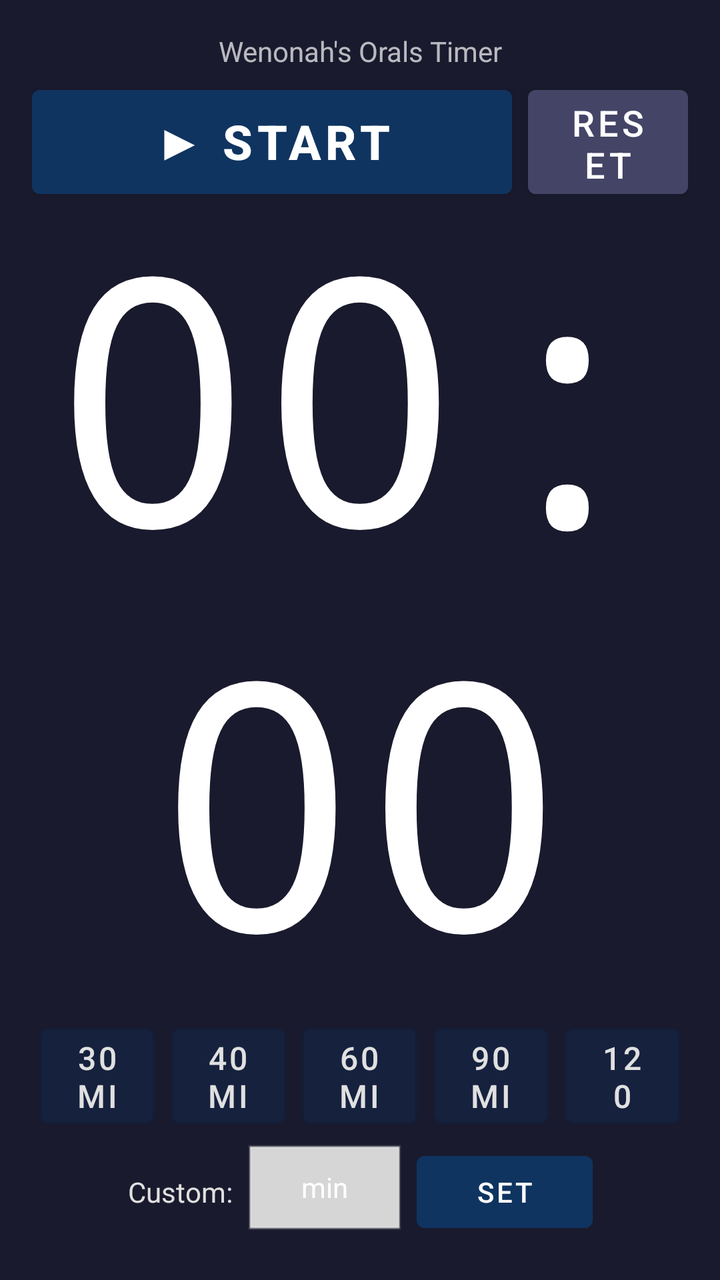
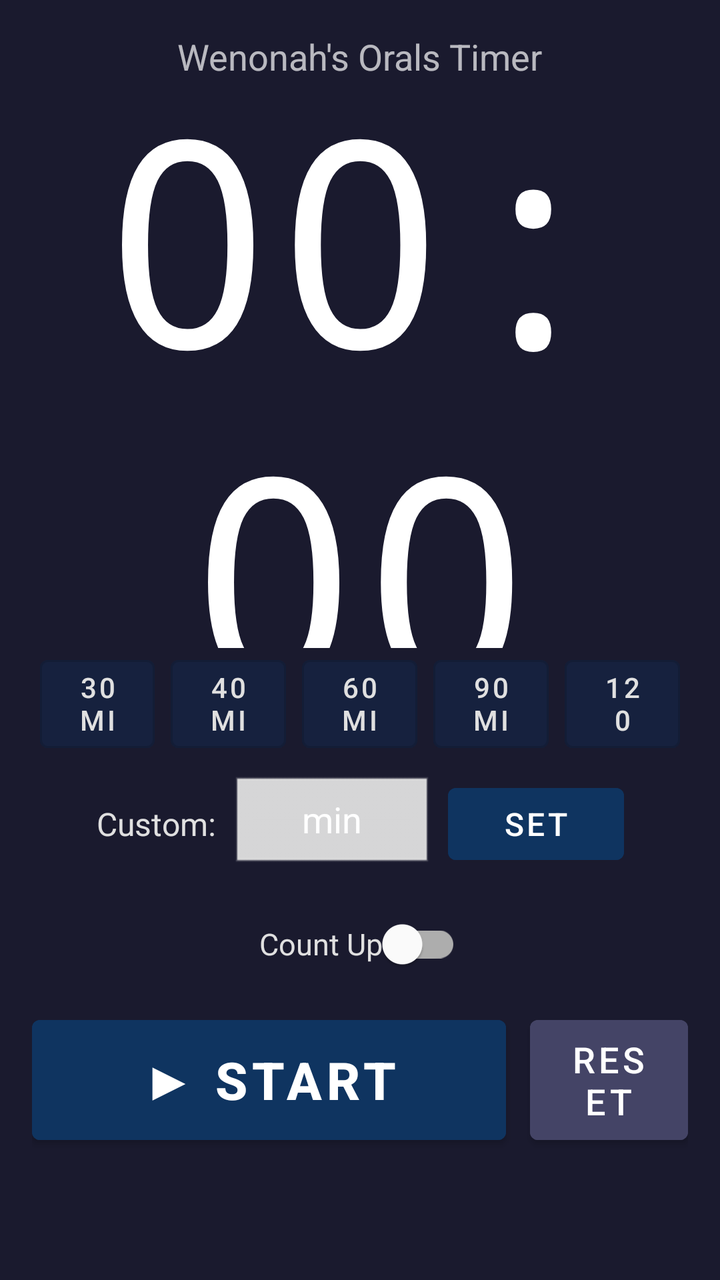

Before-and-after screenshots of an Android layout around one commit, followed by the original layout XML and the change that was made.
<!-- AndroidManifest.xml: application theme Theme.OralsTImer -->
<!-- res/layout/activity_main.xml -->
<?xml version="1.0" encoding="utf-8"?>
<androidx.constraintlayout.widget.ConstraintLayout
    xmlns:android="http://schemas.android.com/apk/res/android"
    xmlns:app="http://schemas.android.com/apk/res-auto"
    android:id="@+id/rootLayout"
    android:layout_width="match_parent"
    android:layout_height="match_parent"
    android:background="@color/colorBackground"
    android:padding="16dp">

    
    <TextView
        android:id="@+id/tvTitle"
        android:layout_width="wrap_content"
        android:layout_height="wrap_content"
        android:text="@string/app_name"
        android:textColor="@color/colorTimerTextDefault"
        android:textSize="14sp"
        android:alpha="0.7"
        app:layout_constraintTop_toTopOf="parent"
        app:layout_constraintStart_toStartOf="parent"
        app:layout_constraintEnd_toEndOf="parent" />

    
    <LinearLayout
        android:id="@+id/actionRow"
        android:layout_width="0dp"
        android:layout_height="wrap_content"
        android:orientation="horizontal"
        android:gravity="center"
        android:layout_marginTop="4dp"
        app:layout_constraintTop_toBottomOf="@id/tvTitle"
        app:layout_constraintStart_toStartOf="parent"
        app:layout_constraintEnd_toEndOf="parent">

        
        <Button
            android:id="@+id/btnPlayPause"
            style="@style/Widget.MaterialComponents.Button"
            android:layout_width="0dp"
            android:layout_height="64dp"
            android:layout_weight="3"
            android:layout_marginEnd="8dp"
            android:text="@string/btn_play"
            android:textColor="@color/colorPlayButtonText"
            android:textSize="24sp"
            android:textStyle="bold"
            android:backgroundTint="@color/colorPlayButton" />

        
        <Button
            android:id="@+id/btnReset"
            style="@style/Widget.MaterialComponents.Button"
            android:layout_width="0dp"
            android:layout_height="64dp"
            android:layout_weight="1"
            android:text="@string/btn_reset"
            android:textColor="@color/colorResetButtonText"
            android:textSize="18sp"
            android:backgroundTint="@color/colorResetButton" />

    </LinearLayout>

    
    <TextView
        android:id="@+id/tvCountdown"
        android:layout_width="0dp"
        android:layout_height="0dp"
        android:text="00:00"
        android:textColor="@color/colorTimerTextDefault"
        android:fontFamily="monospace"
        android:gravity="center"
        android:includeFontPadding="false"
        android:autoSizeTextType="uniform"
        android:autoSizeMinTextSize="40sp"
        android:autoSizeMaxTextSize="500sp"
        app:layout_constraintTop_toBottomOf="@id/actionRow"
        app:layout_constraintBottom_toTopOf="@id/presetRow"
        app:layout_constraintStart_toStartOf="parent"
        app:layout_constraintEnd_toEndOf="parent" />

    
    <LinearLayout
        android:id="@+id/presetRow"
        android:layout_width="0dp"
        android:layout_height="wrap_content"
        android:orientation="horizontal"
        android:gravity="center"
        android:layout_marginBottom="4dp"
        app:layout_constraintBottom_toTopOf="@id/customRow"
        app:layout_constraintStart_toStartOf="parent"
        app:layout_constraintEnd_toEndOf="parent">

        <Button
            android:id="@+id/btn30"
            style="@style/Widget.MaterialComponents.Button.OutlinedButton"
            android:layout_width="0dp"
            android:layout_height="60dp"
            android:layout_weight="1"
            android:layout_marginHorizontal="4dp"
            android:text="30 min"
            android:textColor="@color/colorPresetButtonText"
            android:textSize="16sp"
            android:backgroundTint="@color/colorPresetButton" />

        <Button
            android:id="@+id/btn40"
            style="@style/Widget.MaterialComponents.Button.OutlinedButton"
            android:layout_width="0dp"
            android:layout_height="60dp"
            android:layout_weight="1"
            android:layout_marginHorizontal="4dp"
            android:text="40 min"
            android:textColor="@color/colorPresetButtonText"
            android:textSize="16sp"
            android:backgroundTint="@color/colorPresetButton" />

        <Button
            android:id="@+id/btn60"
            style="@style/Widget.MaterialComponents.Button.OutlinedButton"
            android:layout_width="0dp"
            android:layout_height="60dp"
            android:layout_weight="1"
            android:layout_marginHorizontal="4dp"
            android:text="60 min"
            android:textColor="@color/colorPresetButtonText"
            android:textSize="16sp"
            android:backgroundTint="@color/colorPresetButton" />

        <Button
            android:id="@+id/btn90"
            style="@style/Widget.MaterialComponents.Button.OutlinedButton"
            android:layout_width="0dp"
            android:layout_height="60dp"
            android:layout_weight="1"
            android:layout_marginHorizontal="4dp"
            android:text="90 min"
            android:textColor="@color/colorPresetButtonText"
            android:textSize="16sp"
            android:backgroundTint="@color/colorPresetButton" />

        <Button
            android:id="@+id/btn120"
            style="@style/Widget.MaterialComponents.Button.OutlinedButton"
            android:layout_width="0dp"
            android:layout_height="60dp"
            android:layout_weight="1"
            android:layout_marginHorizontal="4dp"
            android:text="120 min"
            android:textColor="@color/colorPresetButtonText"
            android:textSize="16sp"
            android:backgroundTint="@color/colorPresetButton" />

    </LinearLayout>

    
    <LinearLayout
        android:id="@+id/customRow"
        android:layout_width="wrap_content"
        android:layout_height="wrap_content"
        android:orientation="horizontal"
        android:gravity="center_vertical"
        android:layout_marginBottom="4dp"
        app:layout_constraintBottom_toBottomOf="parent"
        app:layout_constraintStart_toStartOf="parent"
        app:layout_constraintEnd_toEndOf="parent">

        <TextView
            android:layout_width="wrap_content"
            android:layout_height="wrap_content"
            android:text="@string/label_custom"
            android:textColor="@color/colorPresetButtonText"
            android:textSize="14sp"
            android:layout_marginEnd="6dp" />

        <EditText
            android:id="@+id/etCustomMinutes"
            android:layout_width="80dp"
            android:layout_height="wrap_content"
            android:inputType="number"
            android:hint="@string/hint_custom"
            android:textColor="@color/colorTimerTextDefault"
            android:textColorHint="@color/colorResetButtonText"
            android:textSize="14sp"
            android:gravity="center"
            android:maxLength="3"
            android:background="@android:drawable/edit_text"
            android:backgroundTint="@color/colorPresetButtonText"
            android:imeOptions="actionDone" />

        <Button
            android:id="@+id/btnSet"
            style="@style/Widget.MaterialComponents.Button"
            android:layout_width="wrap_content"
            android:layout_height="48dp"
            android:layout_marginStart="6dp"
            android:text="@string/btn_set"
            android:textColor="@color/colorPlayButtonText"
            android:backgroundTint="@color/colorPlayButton"
            android:textSize="14sp" />

    </LinearLayout>

</androidx.constraintlayout.widget.ConstraintLayout>
<!-- resources referenced by this layout -->
<resources>
  <color name="colorBackground">#1A1A2E</color>
  <color name="colorPlayButton">#0F3460</color>
  <color name="colorPlayButtonText">#FFFFFF</color>
  <color name="colorPresetButton">#16213E</color>
  <color name="colorPresetButtonText">#E0E0E0</color>
  <color name="colorResetButton">#444466</color>
  <color name="colorResetButtonText">#FFFFFF</color>
  <color name="colorTimerTextDefault">#FFFFFF</color>
  <string name="app_name">Wenonah\'s Orals Timer</string>
  <string name="btn_play">▶ START</string>
  <string name="btn_reset">RESET</string>
  <string name="btn_set">SET</string>
  <string name="hint_custom">min</string>
  <string name="label_custom">Custom:</string>
  <style name="Theme.OralsTImer" parent="Theme.MaterialComponents.DayNight.NoActionBar">
          <item name="android:windowBackground">@color/colorBackground</item>
          <item name="android:statusBarColor">@color/colorBackground</item>
          <item name="android:navigationBarColor">@color/colorBackground</item>
      </style>
</resources>

<!-- the commit's change to res/layout/activity_main.xml (unified diff, before → after) -->
@@ -15,66 +15,24 @@
         android:layout_height="wrap_content"
         android:text="@string/app_name"
         android:textColor="@color/colorTimerTextDefault"
-        android:textSize="14sp"
+        android:textSize="18sp"
         android:alpha="0.7"
         app:layout_constraintTop_toTopOf="parent"
         app:layout_constraintStart_toStartOf="parent"
         app:layout_constraintEnd_toEndOf="parent" />
 
     
-    <LinearLayout
-        android:id="@+id/actionRow"
-        android:layout_width="0dp"
-        android:layout_height="wrap_content"
-        android:orientation="horizontal"
-        android:gravity="center"
-        android:layout_marginTop="4dp"
-        app:layout_constraintTop_toBottomOf="@id/tvTitle"
-        app:layout_constraintStart_toStartOf="parent"
-        app:layout_constraintEnd_toEndOf="parent">
-
-        
-        <Button
-            android:id="@+id/btnPlayPause"
-            style="@style/Widget.MaterialComponents.Button"
-            android:layout_width="0dp"
-            android:layout_height="64dp"
-            android:layout_weight="3"
-            android:layout_marginEnd="8dp"
-            android:text="@string/btn_play"
-            android:textColor="@color/colorPlayButtonText"
-            android:textSize="24sp"
-            android:textStyle="bold"
-            android:backgroundTint="@color/colorPlayButton" />
-
-        
-        <Button
-            android:id="@+id/btnReset"
-            style="@style/Widget.MaterialComponents.Button"
-            android:layout_width="0dp"
-            android:layout_height="64dp"
-            android:layout_weight="1"
-            android:text="@string/btn_reset"
-            android:textColor="@color/colorResetButtonText"
-            android:textSize="18sp"
-            android:backgroundTint="@color/colorResetButton" />
-
-    </LinearLayout>
-
-    
     <TextView
         android:id="@+id/tvCountdown"
-        android:layout_width="0dp"
+        android:layout_width="wrap_content"
         android:layout_height="0dp"
         android:text="00:00"
         android:textColor="@color/colorTimerTextDefault"
+        android:textSize="144sp"
         android:fontFamily="monospace"
         android:gravity="center"
         android:includeFontPadding="false"
-        android:autoSizeTextType="uniform"
-        android:autoSizeMinTextSize="40sp"
-        android:autoSizeMaxTextSize="500sp"
-        app:layout_constraintTop_toBottomOf="@id/actionRow"
+        app:layout_constraintTop_toBottomOf="@id/tvTitle"
         app:layout_constraintBottom_toTopOf="@id/presetRow"
         app:layout_constraintStart_toStartOf="parent"
         app:layout_constraintEnd_toEndOf="parent" />
@@ -86,7 +44,7 @@
         android:layout_height="wrap_content"
         android:orientation="horizontal"
         android:gravity="center"
-        android:layout_marginBottom="4dp"
+        android:layout_marginBottom="8dp"
         app:layout_constraintBottom_toTopOf="@id/customRow"
         app:layout_constraintStart_toStartOf="parent"
         app:layout_constraintEnd_toEndOf="parent">
@@ -95,60 +53,60 @@
             android:id="@+id/btn30"
             style="@style/Widget.MaterialComponents.Button.OutlinedButton"
             android:layout_width="0dp"
-            android:layout_height="60dp"
+            android:layout_height="56dp"
             android:layout_weight="1"
             android:layout_marginHorizontal="4dp"
             android:text="30 min"
             android:textColor="@color/colorPresetButtonText"
-            android:textSize="16sp"
+            android:textSize="14sp"
             android:backgroundTint="@color/colorPresetButton" />
 
         <Button
             android:id="@+id/btn40"
             style="@style/Widget.MaterialComponents.Button.OutlinedButton"
             android:layout_width="0dp"
-            android:layout_height="60dp"
+            android:layout_height="56dp"
             android:layout_weight="1"
             android:layout_marginHorizontal="4dp"
             android:text="40 min"
             android:textColor="@color/colorPresetButtonText"
-            android:textSize="16sp"
+            android:textSize="14sp"
             android:backgroundTint="@color/colorPresetButton" />
 
         <Button
             android:id="@+id/btn60"
             style="@style/Widget.MaterialComponents.Button.OutlinedButton"
             android:layout_width="0dp"
-            android:layout_height="60dp"
+            android:layout_height="56dp"
             android:layout_weight="1"
             android:layout_marginHorizontal="4dp"
             android:text="60 min"
             android:textColor="@color/colorPresetButtonText"
-            android:textSize="16sp"
+            android:textSize="14sp"
             android:backgroundTint="@color/colorPresetButton" />
 
         <Button
             android:id="@+id/btn90"
             style="@style/Widget.MaterialComponents.Button.OutlinedButton"
             android:layout_width="0dp"
-            android:layout_height="60dp"
+            android:layout_height="56dp"
             android:layout_weight="1"
             android:layout_marginHorizontal="4dp"
             android:text="90 min"
             android:textColor="@color/colorPresetButtonText"
-            android:textSize="16sp"
+            android:textSize="14sp"
             android:backgroundTint="@color/colorPresetButton" />
 
         <Button
             android:id="@+id/btn120"
             style="@style/Widget.MaterialComponents.Button.OutlinedButton"
             android:layout_width="0dp"
-            android:layout_height="60dp"
+            android:layout_height="56dp"
             android:layout_weight="1"
             android:layout_marginHorizontal="4dp"
             android:text="120 min"
             android:textColor="@color/colorPresetButtonText"
-            android:textSize="16sp"
+            android:textSize="14sp"
             android:backgroundTint="@color/colorPresetButton" />
 
     </LinearLayout>
@@ -160,8 +118,8 @@
         android:layout_height="wrap_content"
         android:orientation="horizontal"
         android:gravity="center_vertical"
-        android:layout_marginBottom="4dp"
-        app:layout_constraintBottom_toBottomOf="parent"
+        android:layout_marginBottom="12dp"
+        app:layout_constraintBottom_toTopOf="@id/switchCountUp"
         app:layout_constraintStart_toStartOf="parent"
         app:layout_constraintEnd_toEndOf="parent">
 
@@ -170,18 +128,18 @@
             android:layout_height="wrap_content"
             android:text="@string/label_custom"
             android:textColor="@color/colorPresetButtonText"
-            android:textSize="14sp"
-            android:layout_marginEnd="6dp" />
+            android:textSize="16sp"
+            android:layout_marginEnd="8dp" />
 
         <EditText
             android:id="@+id/etCustomMinutes"
-            android:layout_width="80dp"
+            android:layout_width="100dp"
             android:layout_height="wrap_content"
             android:inputType="number"
             android:hint="@string/hint_custom"
             android:textColor="@color/colorTimerTextDefault"
             android:textColorHint="@color/colorResetButtonText"
-            android:textSize="14sp"
+            android:textSize="18sp"
             android:gravity="center"
             android:maxLength="3"
             android:background="@android:drawable/edit_text"
@@ -193,12 +151,65 @@
             style="@style/Widget.MaterialComponents.Button"
             android:layout_width="wrap_content"
             android:layout_height="48dp"
-            android:layout_marginStart="6dp"
+            android:layout_marginStart="8dp"
             android:text="@string/btn_set"
             android:textColor="@color/colorPlayButtonText"
             android:backgroundTint="@color/colorPlayButton"
-            android:textSize="14sp" />
+            android:textSize="16sp" />
 
     </LinearLayout>
 
+    
+    <com.google.android.material.switchmaterial.SwitchMaterial
+        android:id="@+id/switchCountUp"
+        android:layout_width="wrap_content"
+        android:layout_height="wrap_content"
+        android:text="@string/toggle_count_up"
+        android:textColor="@color/colorPresetButtonText"
+        android:textSize="15sp"
+        android:layout_marginBottom="8dp"
+        app:layout_constraintBottom_toTopOf="@id/actionRow"
+        app:layout_constraintStart_toStartOf="parent"
+        app:layout_constraintEnd_toEndOf="parent" />
+
+    
+    <LinearLayout
+        android:id="@+id/actionRow"
+        android:layout_width="0dp"
+        android:layout_height="wrap_content"
+        android:orientation="horizontal"
+        android:gravity="center"
+        android:layout_marginBottom="48dp"
+        app:layout_constraintBottom_toBottomOf="parent"
+        app:layout_constraintStart_toStartOf="parent"
+        app:layout_constraintEnd_toEndOf="parent">
+
+        
+        <Button
+            android:id="@+id/btnPlayPause"
+            style="@style/Widget.MaterialComponents.Button"
+            android:layout_width="0dp"
+            android:layout_height="72dp"
+            android:layout_weight="3"
+            android:layout_marginEnd="12dp"
+            android:text="@string/btn_play"
+            android:textColor="@color/colorPlayButtonText"
+            android:textSize="26sp"
+            android:textStyle="bold"
+            android:backgroundTint="@color/colorPlayButton" />
+
+        
+        <Button
+            android:id="@+id/btnReset"
+            style="@style/Widget.MaterialComponents.Button"
+            android:layout_width="0dp"
+            android:layout_height="72dp"
+            android:layout_weight="1"
+            android:text="@string/btn_reset"
+            android:textColor="@color/colorResetButtonText"
+            android:textSize="18sp"
+            android:backgroundTint="@color/colorResetButton" />
+
+    </LinearLayout>
+
 </androidx.constraintlayout.widget.ConstraintLayout>
<!-- resource entries referenced after the edit -->
@@ -14,6 +14,7 @@
   <string name="btn_set">SET</string>
   <string name="hint_custom">min</string>
   <string name="label_custom">Custom:</string>
+  <string name="toggle_count_up">Count Up</string>
   <style name="Theme.OralsTImer" parent="Theme.MaterialComponents.DayNight.NoActionBar">
           <item name="android:windowBackground">@color/colorBackground</item>
           <item name="android:statusBarColor">@color/colorBackground</item>
